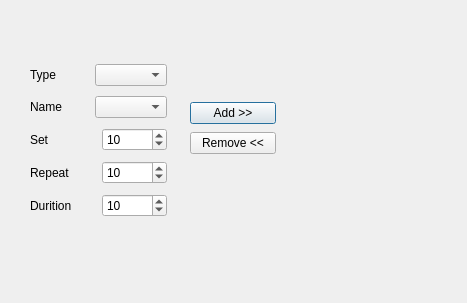
This is desktop_application/ui/exerciseplandialog.ui in cihansenyuz/project_gym as Qt 5 draws it before an edit. The edited form follows.
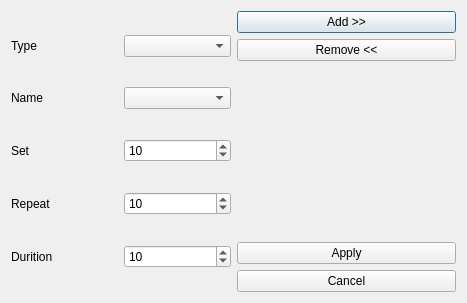
This is the edited form.

Commit message: implement main functionalities of ExercisePlanDialog

```diff
--- a/desktop_application/ui/exerciseplandialog.ui
+++ b/desktop_application/ui/exerciseplandialog.ui
@@ -13,41 +13,8 @@
   <property name="windowTitle">
    <string>Dialog</string>
   </property>
-  <widget class="QWidget" name="layoutWidget">
-   <property name="geometry">
-    <rect>
-     <x>190</x>
-     <y>100</y>
-     <width>86</width>
-     <height>58</height>
-    </rect>
-   </property>
-   <layout class="QVBoxLayout" name="verticalLayout">
+  <layout class="QHBoxLayout" name="horizontalLayout_6">
     <item>
-     <widget class="QPushButton" name="add_push_button">
-      <property name="text">
-       <string>Add &gt;&gt;</string>
-      </property>
-     </widget>
-    </item>
-    <item>
-     <widget class="QPushButton" name="remove_push_button">
-      <property name="text">
-       <string>Remove &lt;&lt;</string>
-      </property>
-     </widget>
-    </item>
-   </layout>
-  </widget>
-  <widget class="QWidget" name="">
-   <property name="geometry">
-    <rect>
-     <x>30</x>
-     <y>60</y>
-     <width>137</width>
-     <height>164</height>
-    </rect>
-   </property>
    <layout class="QVBoxLayout" name="verticalLayout_2">
     <item>
      <layout class="QHBoxLayout" name="horizontalLayout_5">
@@ -132,7 +99,56 @@
      </layout>
     </item>
    </layout>
-  </widget>
+   </item>
+   <item>
+    <layout class="QVBoxLayout" name="verticalLayout">
+     <item>
+      <widget class="QPushButton" name="add_push_button">
+       <property name="text">
+        <string>Add &gt;&gt;</string>
+       </property>
+      </widget>
+     </item>
+     <item>
+      <widget class="QPushButton" name="remove_push_button">
+       <property name="text">
+        <string>Remove &lt;&lt;</string>
+       </property>
+      </widget>
+     </item>
+     <item>
+      <spacer name="verticalSpacer">
+       <property name="orientation">
+        <enum>Qt::Vertical</enum>
+       </property>
+       <property name="sizeHint" stdset="0">
+        <size>
+         <width>20</width>
+         <height>40</height>
+        </size>
+       </property>
+      </spacer>
+     </item>
+     <item>
+      <widget class="QPushButton" name="apply_push_button">
+       <property name="text">
+        <string>Apply</string>
+       </property>
+      </widget>
+     </item>
+     <item>
+      <widget class="QPushButton" name="cancel_push_button">
+       <property name="text">
+        <string>Cancel</string>
+       </property>
+      </widget>
+     </item>
+    </layout>
+   </item>
+   <item>
+    <layout class="QVBoxLayout" name="exercise_view_layout"/>
+   </item>
+  </layout>
  </widget>
  <resources/>
  <connections/>
```
Lines whose indentation alone changed are shown as unchanged. The commit also changes 2 other files.
